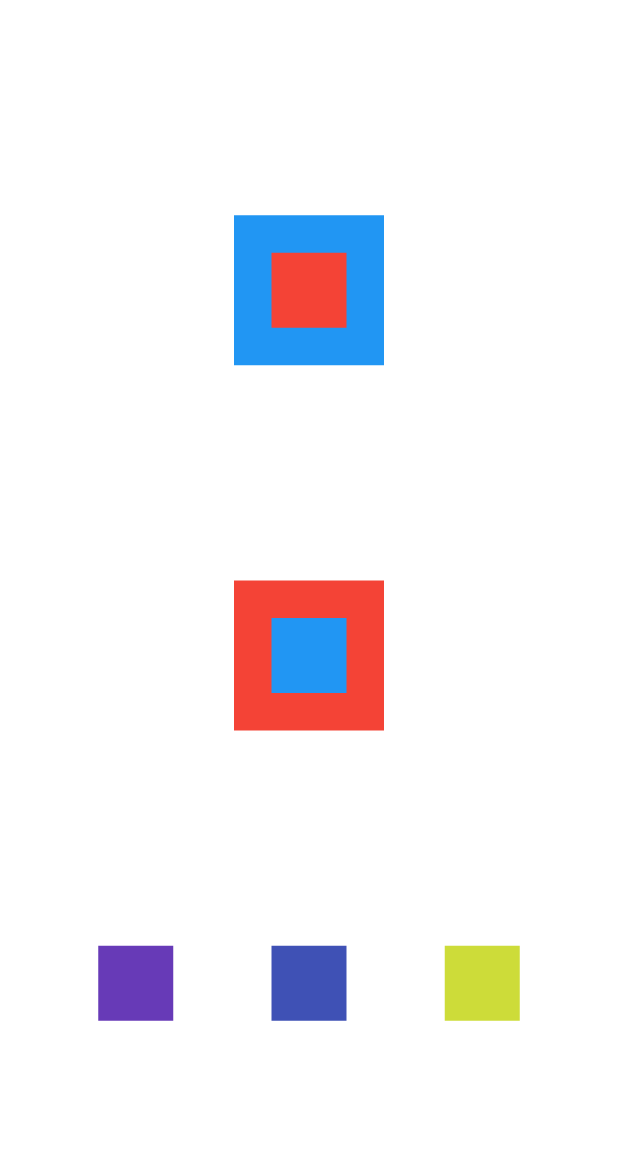
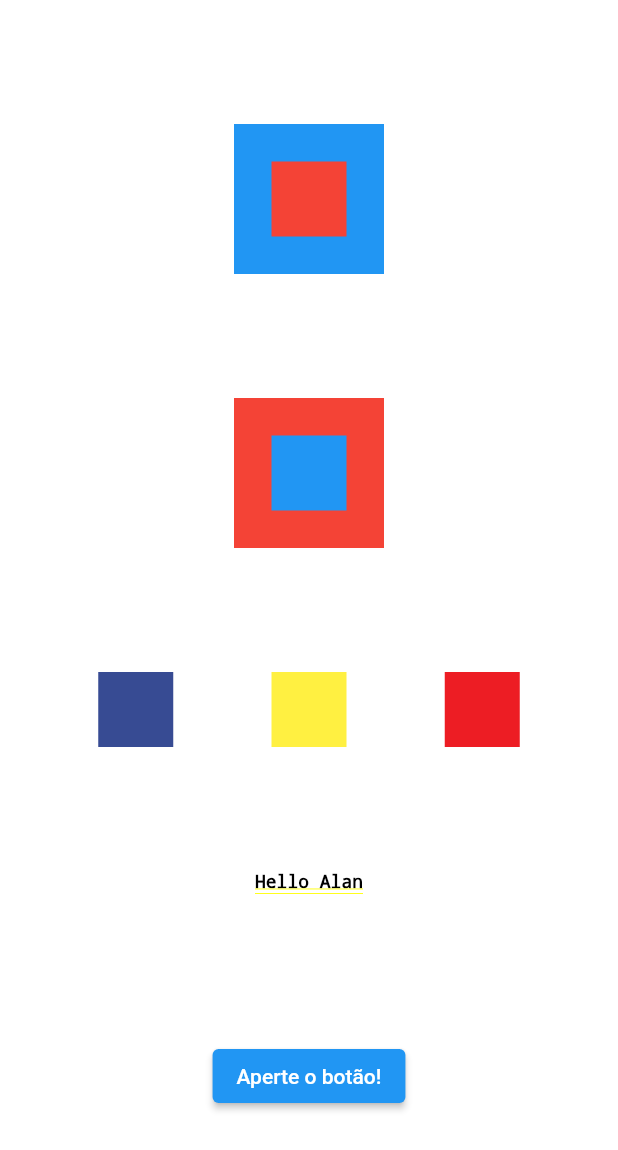
Before and after one commit to AAlan12/flutter-praticas, a Flutter app: the screen it shows after launch, on a phone screen of 412 x 824 dp. Shown: the top 1150 px of the screen. Run offline on Flutter 3.47's test engine with Material 2 defaults, Android fonts, the phone set to English and light mode, and no system bars.

Commit message:
Container de texto/botao e manipulação de cores ARGB

```diff
--- a/lib/main.dart
+++ b/lib/main.dart
@@ -53,22 +53,40 @@ class MyApp extends StatelessWidget {
               crossAxisAlignment: CrossAxisAlignment.center,
               children: [
                 Container(
-                  color: Colors.deepPurple,
+                  color: Color.fromARGB(255, 55, 75, 147),
                   height: 50,
                   width: 50,
                 ),
                 Container(
-                  color: Colors.indigo,
+                  color: Color.fromARGB(255, 255, 240, 65),
                   height: 50,
                   width: 50,
                 ),
                 Container(
-                  color: Colors.lime,
+                  color: Color.fromARGB(255, 237, 29, 36),
                   height: 50,
                   width: 50,
                 ),
               ],
             ),
+            Container(
+              color: Colors.white,
+              height: 30,
+              width: 300,
+              child: Text(
+                'Hello Alan',
+                style: TextStyle(
+                  color: Colors.black,
+                  fontSize: 12,
+                ),
+                textAlign: TextAlign.center,
+              ),
+            ),
+            ElevatedButton(
+                onPressed: () {
+                  print('Você apertou o botão');
+                },
+                child: Text('Aperte o botão!'))
           ],
         ));
   }
```
